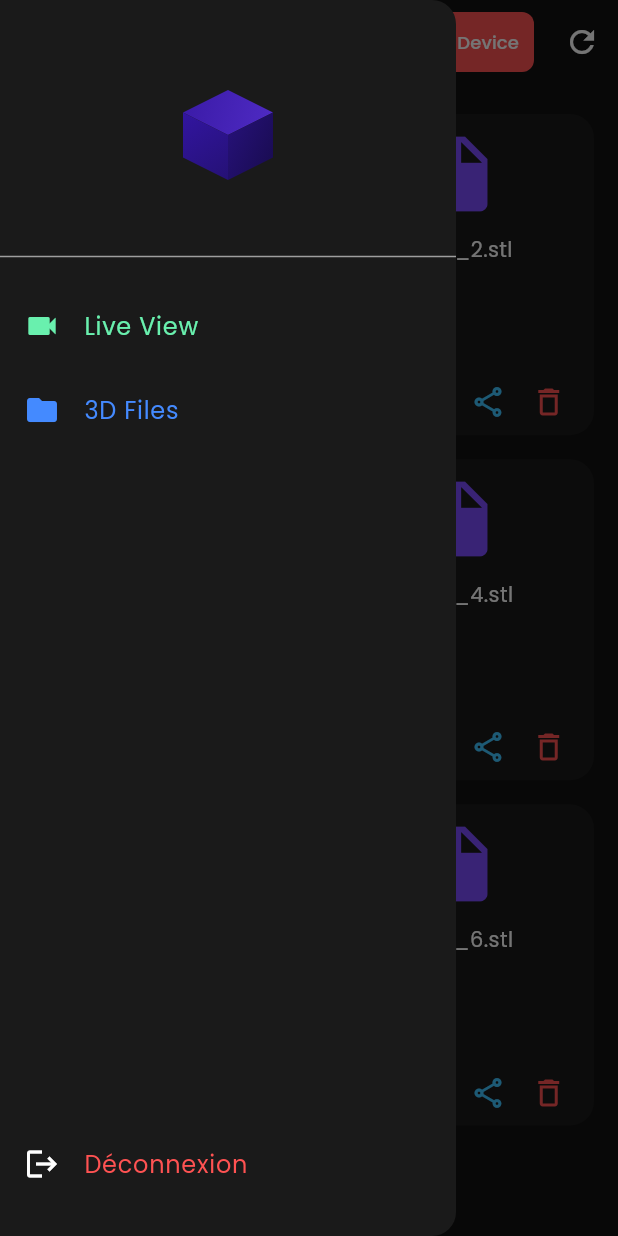
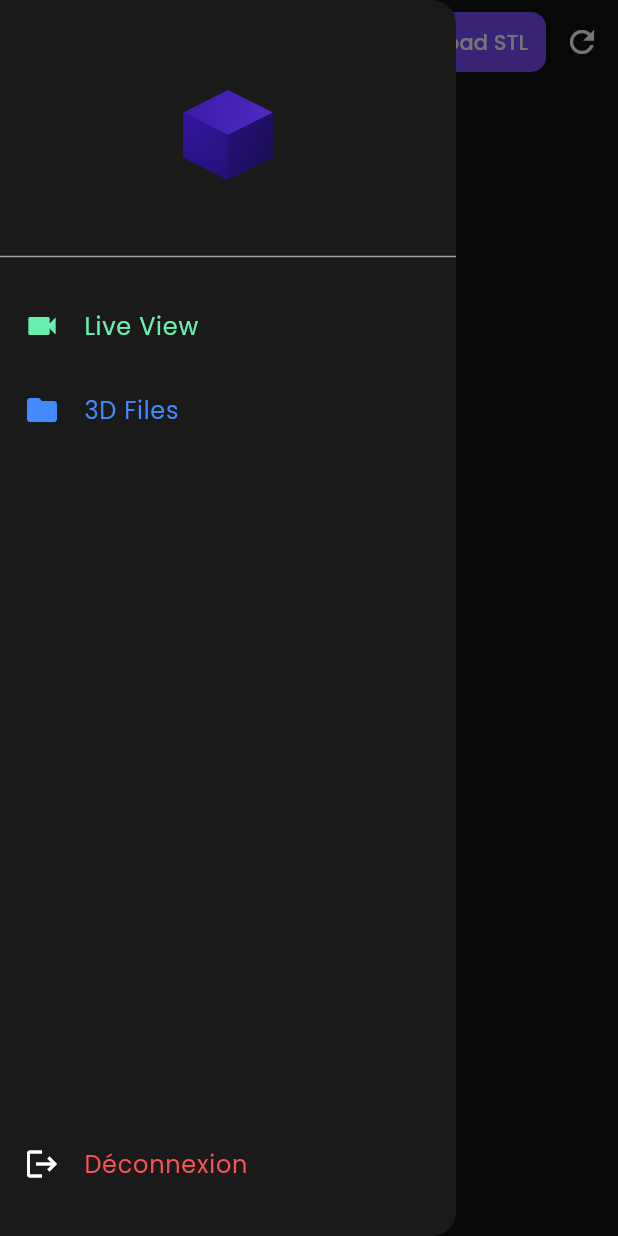
Before and after one commit to youcef-2001/scanner_3d_pro, a Flutter app: the FilesScreen screen opened directly, with the side drawer open, on a phone screen of 412 x 824 dp. Run offline on Flutter 3.47's test engine with Material 3 defaults, Android fonts, the light colour scheme and no system bars; our stand-ins replace file_picker, google_fonts, supabase_flutter; accounts and stored records are empty.

Commit message:
upload_service.dart, mise à jour du pubspec.yaml...

```diff
--- /dev/null
+++ b/lib/features/gallery/models/scan_file.dart
@@ -0,0 +1,22 @@
+class ScanFile {
+  final String id;
+  final String filename;
+  final String path;
+  final DateTime createdAt;
+
+  ScanFile({
+    required this.id,
+    required this.filename,
+    required this.path,
+    required this.createdAt,
+  });
+
+  factory ScanFile.fromJson(Map<String, dynamic> json) {
+    return ScanFile(
+      id: json['id'] as String,
+      filename: json['filename'] as String,
+      path: json['path'] as String,
+      createdAt: DateTime.parse(json['created_at'] as String),
+    );
+  }
+}
--- a/lib/features/gallery/screens/files_screen.dart
+++ b/lib/features/gallery/screens/files_screen.dart
@@ -1,13 +1,43 @@
 import 'package:flutter/material.dart';
 import 'package:google_fonts/google_fonts.dart';
+import 'package:supabase_flutter/supabase_flutter.dart';
 import '../../../shared/widgets/custom_header.dart';
+import '../models/scan_file.dart';
+import '../services/file_service.dart';
+import 'package:file_picker/file_picker.dart';
+import '../services/upload_service.dart';
+import 'dart:io';
 
-class FilesScreen extends StatelessWidget {
+class FilesScreen extends StatefulWidget {
   const FilesScreen({Key? key}) : super(key: key);
+
+  @override
+  State<FilesScreen> createState() => _FilesScreenState();
+}
+
+class _FilesScreenState extends State<FilesScreen> {
+  final fileService = FileService();
+  List<ScanFile> files = [];
+  bool isLoading = true;
+
+  @override
+  void initState() {
+    super.initState();
+    _loadFiles();
+  }
+
+  Future<void> _loadFiles() async {
+    final result = await fileService.getUserFiles();
+    setState(() {
+      files = result;
+      isLoading = false;
+    });
+  }
 
   @override
   Widget build(BuildContext context) {
     final isMobile = MediaQuery.of(context).size.width < 640;
+    final uploadService = UploadService();
 
     return Scaffold(
       backgroundColor: const Color(0xFF111111),
@@ -48,18 +78,45 @@
               ),
             ),
           ),
+          TextButton(
+            onPressed: () async {
+              final result = await FilePicker.platform.pickFiles(
+                type: FileType.custom,
+                allowedExtensions: ['stl'],
+              );
+
+              if (result != null && result.files.single.path != null) {
+                final file = File(result.files.single.path!);
+                await uploadService.uploadSTL(file);
+                _loadFiles(); // Recharge la liste
+              }
+            },
+            child: Text('+ Upload STL', style: GoogleFonts.poppins(color: Colors.white)),
+            style: TextButton.styleFrom(
+              backgroundColor: Colors.deepPurpleAccent,
+              padding: const EdgeInsets.symmetric(horizontal: 12, vertical: 6),
+              shape: RoundedRectangleBorder(borderRadius: BorderRadius.circular(10)),
+            ),
+          ),
           IconButton(
             icon: const Icon(Icons.refresh),
-            onPressed: () {
-              // TODO: Recharger les fichiers
-            },
+            onPressed: _loadFiles,
           ),
         ],
       ),
-      body: Padding(
+      body: isLoading
+          ? const Center(child: CircularProgressIndicator())
+          : files.isEmpty
+          ? Center(
+        child: Text(
+          'Aucun fichier trouvé',
+          style: GoogleFonts.poppins(color: Colors.white),
+        ),
+      )
+          : Padding(
         padding: const EdgeInsets.symmetric(horizontal: 16, vertical: 20),
         child: GridView.builder(
-          itemCount: 6, // TODO: Charger dynamiquement les fichiers
+          itemCount: files.length,
           gridDelegate: SliverGridDelegateWithFixedCrossAxisCount(
             crossAxisCount: isMobile ? 2 : 4,
             crossAxisSpacing: 16,
@@ -67,6 +124,7 @@
             childAspectRatio: 0.85,
           ),
           itemBuilder: (context, index) {
+            final file = files[index];
             return Container(
               decoration: BoxDecoration(
                 color: const Color(0xFF1A1A1A),
@@ -75,14 +133,11 @@
               padding: const EdgeInsets.all(10),
               child: Column(
                 children: [
-                  const Icon(
-                    Icons.insert_drive_file,
-                    size: 60,
-                    color: Colors.deepPurpleAccent,
-                  ),
+                  const Icon(Icons.insert_drive_file,
+                      size: 60, color: Colors.deepPurpleAccent),
                   const SizedBox(height: 10),
                   Text(
-                    'scan_${index + 1}.stl',
+                    file.filename,
                     style: GoogleFonts.poppins(
                       color: Colors.white,
                       fontSize: 14,
--- /dev/null
+++ b/lib/features/gallery/services/upload_service.dart
@@ -0,0 +1,41 @@
+import 'dart:io';
+import 'package:supabase_flutter/supabase_flutter.dart';
+import 'package:uuid/uuid.dart';
+
+class UploadService {
+  final _supabase = Supabase.instance.client;
+  final _bucket = 'scans';
+
+  Future<void> uploadSTL(File file) async {
+    final user = _supabase.auth.currentUser;
+    if (user == null) throw Exception("Non connecté.");
+
+    final filename = file.path.split('/').last;
+    final storagePath = '${user.id}/$filename';
+
+    // Upload dans Storage
+    print('>>> Fichier sélectionné : ${file.path}');
+    print('>>> Tentative upload vers : $storagePath');
+    print('>>> user.id côté client Flutter : ${user.id}');
+    print('>>> Supabase auth.uid() : ${_supabase.auth.currentUser?.id}');
+    final response = await _supabase.storage.from(_bucket).upload(
+      storagePath,
+      file,
+      fileOptions: const FileOptions(contentType: 'application/sla'),
+    );
+    print('>>> Réponse Storage : $response');
+    if (response.isEmpty) throw Exception("Erreur upload.");
+
+    // Enregistrer dans la table `files`
+
+    print('>>> user_id dans la requête : ${user.id}');
+
+    await _supabase.from('files').insert({
+      'id': const Uuid().v4(),
+      'user_id': user.id,
+      'filename': filename,
+      'path': storagePath,
+    });
+    print('>>> Insertion dans la base réussie');
+  }
+}
```
Also changed, not shown: lib/features/gallery/services/file_service.dart (added, +21 -0 lines), pubspec.yaml (+9 -30 lines), pubspec.lock.
